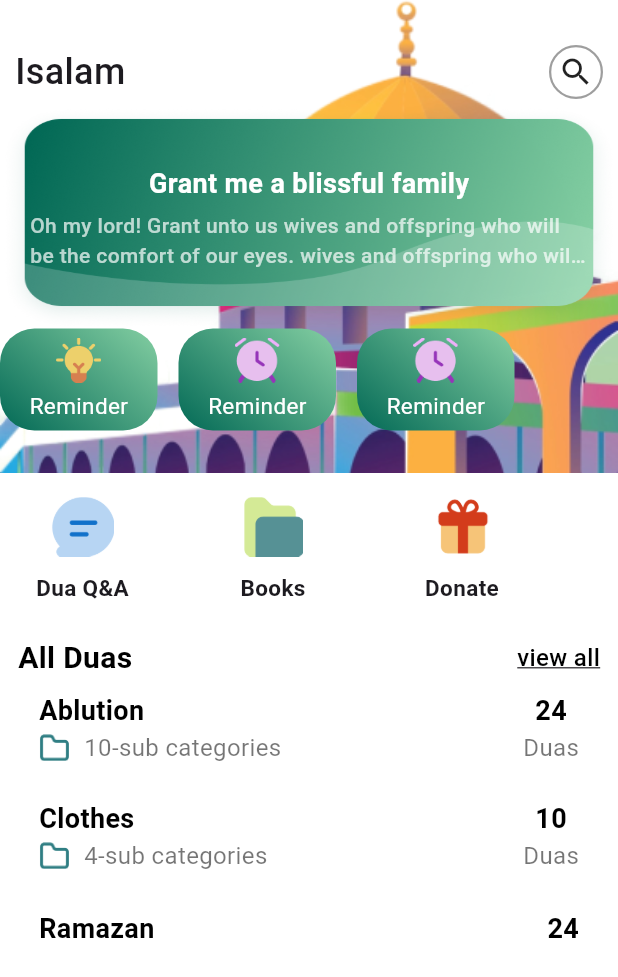
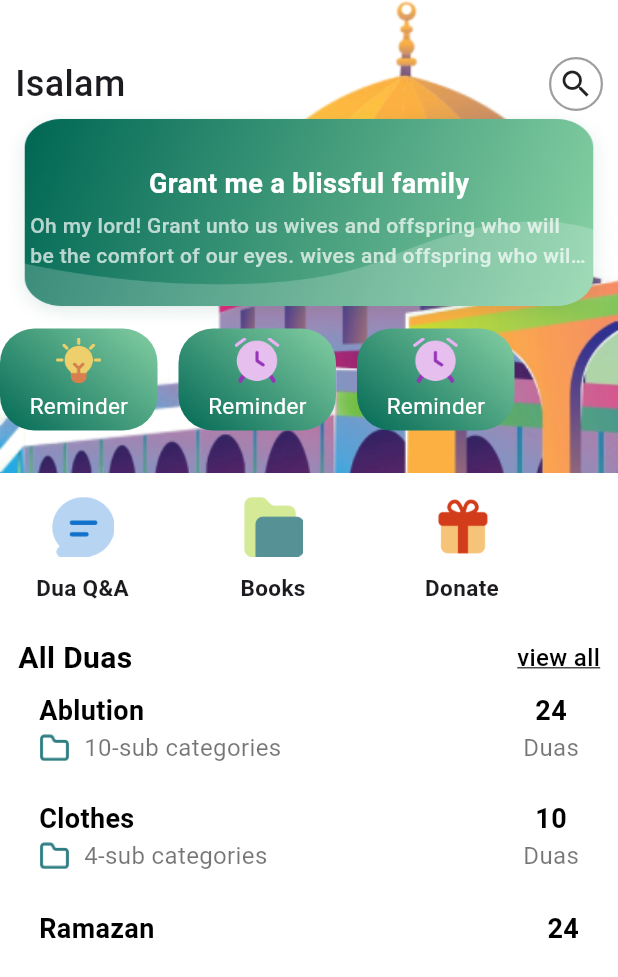
Before and after one commit to zulfiqaralihunzai05/islamic_app, a Flutter app: the HomeScreen screen opened directly, on a phone screen of 412 x 824 dp. Shown: the top 977 px of the screen. Run offline on Flutter 3.47's test engine with Material 3 defaults, Android fonts, the light colour scheme and no system bars; our stand-ins replace google_fonts; missing offline and left inert: arabic_font.

Commit message:
icon remove

```diff
--- a/lib/dashboard/home-screen.dart
+++ b/lib/dashboard/home-screen.dart
@@ -40,7 +40,7 @@ class HomeScreen extends StatelessWidget {
                   fit: BoxFit.cover,
                 ),
                 Positioned(
-                    top: 30,
+                    top: 38,
                     left: 10,
                     right: 0,
                     child: Row(
--- a/lib/presentation/screen/onboadring/view/widgets/appBar_widget.dart
+++ b/lib/presentation/screen/onboadring/view/widgets/appBar_widget.dart
@@ -11,10 +11,7 @@ class appBarWidget extends StatelessWidget implements PreferredSizeWidget {
   Widget build(BuildContext context) {
     return AppBar(
       backgroundColor: Colors.white,
-      leading: Icon(
-        Icons.menu,
-        color: Colors.black54,
-      ),
+
       title: Text(
         appBarTitle,
         style: TextStyle(
```
Also changed, not shown: 4 other files.
